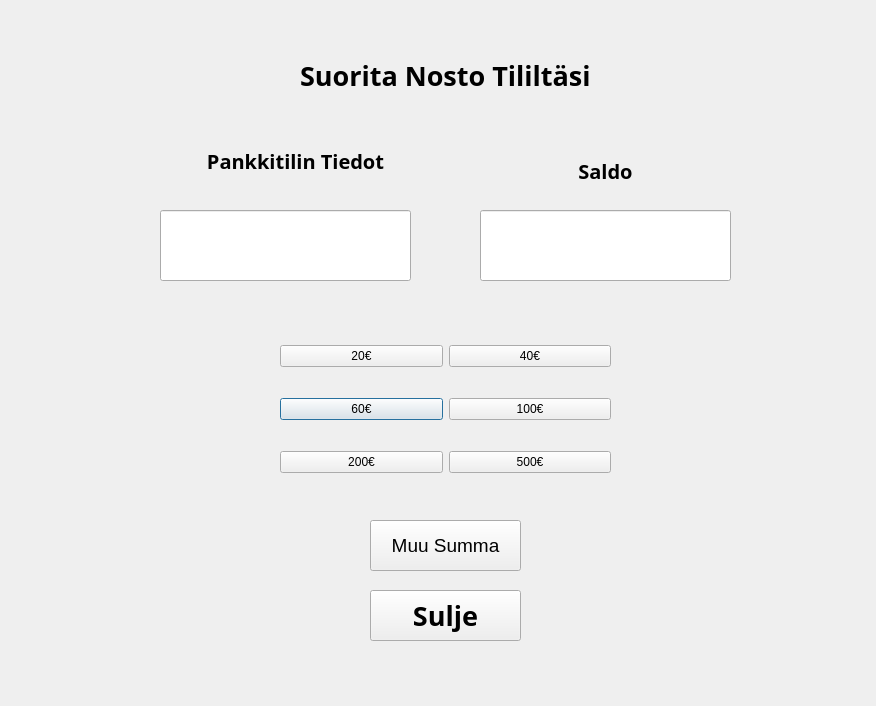
This is frontend/withdrawal.ui in 22kmo-project/group_11 as Qt 5 draws it before an edit. The edited form follows.
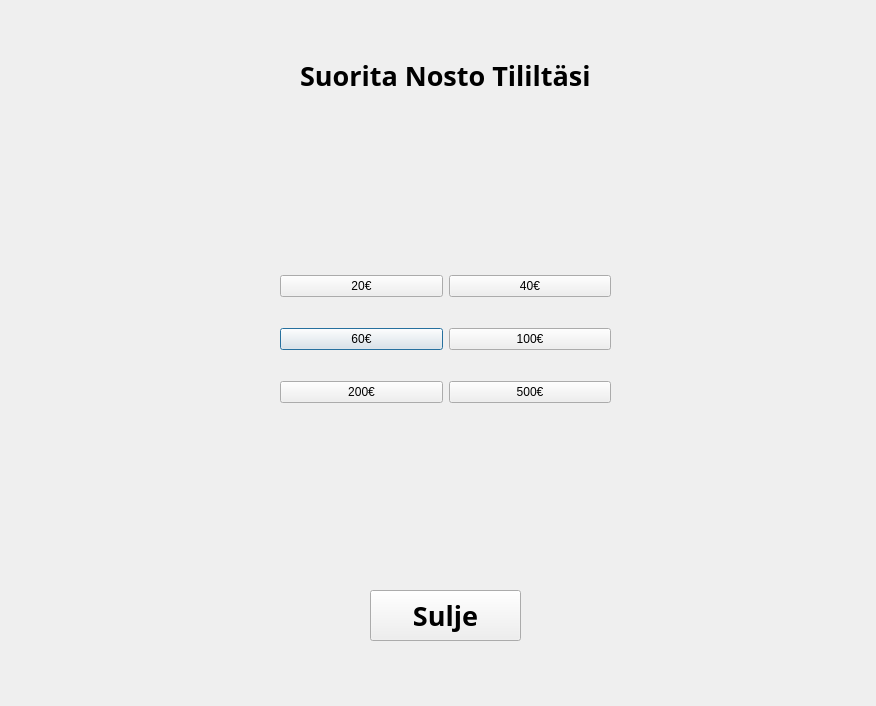
This is the edited form.

Patch:
```diff
--- a/frontend/withdrawal.ui
+++ b/frontend/withdrawal.ui
@@ -33,57 +33,11 @@
     <string>Suorita Nosto Tililtäsi</string>
    </property>
   </widget>
-  <widget class="QLabel" name="label_2">
-   <property name="geometry">
-    <rect>
-     <x>170</x>
-     <y>140</y>
-     <width>251</width>
-     <height>41</height>
-    </rect>
-   </property>
-   <property name="font">
-    <font>
-     <family>Segoe Print</family>
-     <pointsize>15</pointsize>
-     <bold>true</bold>
-    </font>
-   </property>
-   <property name="text">
-    <string>Pankkitilin Tiedot</string>
-   </property>
-   <property name="alignment">
-    <set>Qt::AlignCenter</set>
-   </property>
-  </widget>
-  <widget class="QLabel" name="label_3">
-   <property name="geometry">
-    <rect>
-     <x>530</x>
-     <y>150</y>
-     <width>151</width>
-     <height>41</height>
-    </rect>
-   </property>
-   <property name="font">
-    <font>
-     <family>Segoe Print</family>
-     <pointsize>15</pointsize>
-     <bold>true</bold>
-    </font>
-   </property>
-   <property name="text">
-    <string>Saldo</string>
-   </property>
-   <property name="alignment">
-    <set>Qt::AlignCenter</set>
-   </property>
-  </widget>
   <widget class="QWidget" name="gridLayoutWidget">
    <property name="geometry">
     <rect>
      <x>280</x>
-     <y>320</y>
+     <y>250</y>
      <width>331</width>
      <height>181</height>
     </rect>
@@ -133,44 +87,6 @@
     </item>
    </layout>
   </widget>
-  <widget class="QLineEdit" name="showaccinfo">
-   <property name="geometry">
-    <rect>
-     <x>160</x>
-     <y>210</y>
-     <width>251</width>
-     <height>71</height>
-    </rect>
-   </property>
-  </widget>
-  <widget class="QLineEdit" name="balanceinfo">
-   <property name="geometry">
-    <rect>
-     <x>480</x>
-     <y>210</y>
-     <width>251</width>
-     <height>71</height>
-    </rect>
-   </property>
-  </widget>
-  <widget class="QPushButton" name="otheramountinfo">
-   <property name="geometry">
-    <rect>
-     <x>370</x>
-     <y>520</y>
-     <width>151</width>
-     <height>51</height>
-    </rect>
-   </property>
-   <property name="font">
-    <font>
-     <pointsize>14</pointsize>
-    </font>
-   </property>
-   <property name="text">
-    <string>Muu Summa</string>
-   </property>
-  </widget>
   <widget class="QPushButton" name="closebtn">
    <property name="geometry">
     <rect>
@@ -191,6 +107,27 @@
     <string>Sulje</string>
    </property>
   </widget>
+  <widget class="QLabel" name="labelInfo">
+   <property name="geometry">
+    <rect>
+     <x>90</x>
+     <y>170</y>
+     <width>721</width>
+     <height>41</height>
+    </rect>
+   </property>
+   <property name="font">
+    <font>
+     <pointsize>20</pointsize>
+    </font>
+   </property>
+   <property name="text">
+    <string/>
+   </property>
+   <property name="alignment">
+    <set>Qt::AlignCenter</set>
+   </property>
+  </widget>
  </widget>
  <resources/>
  <connections/>
```
